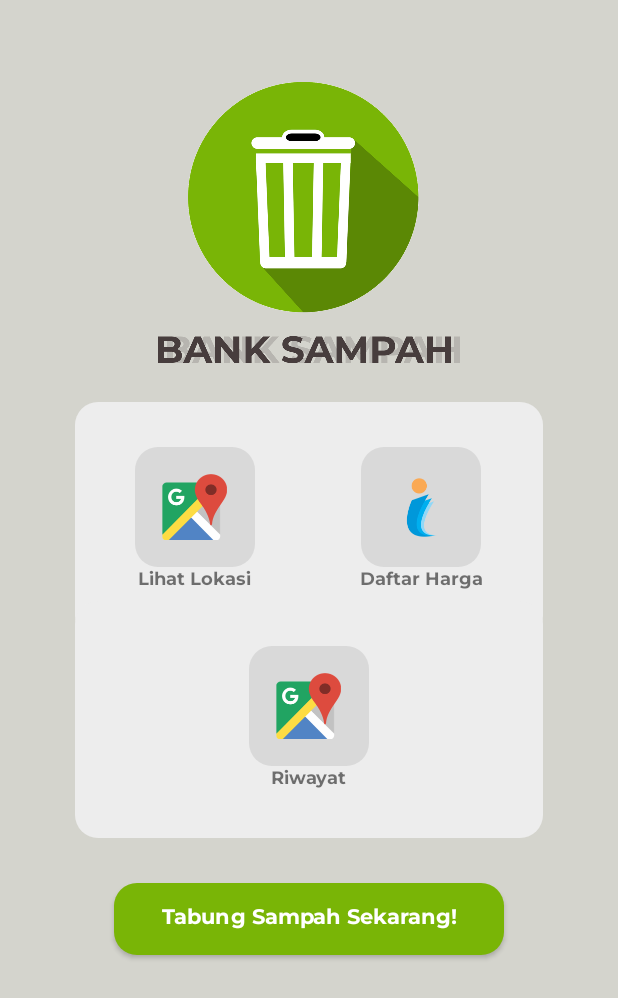
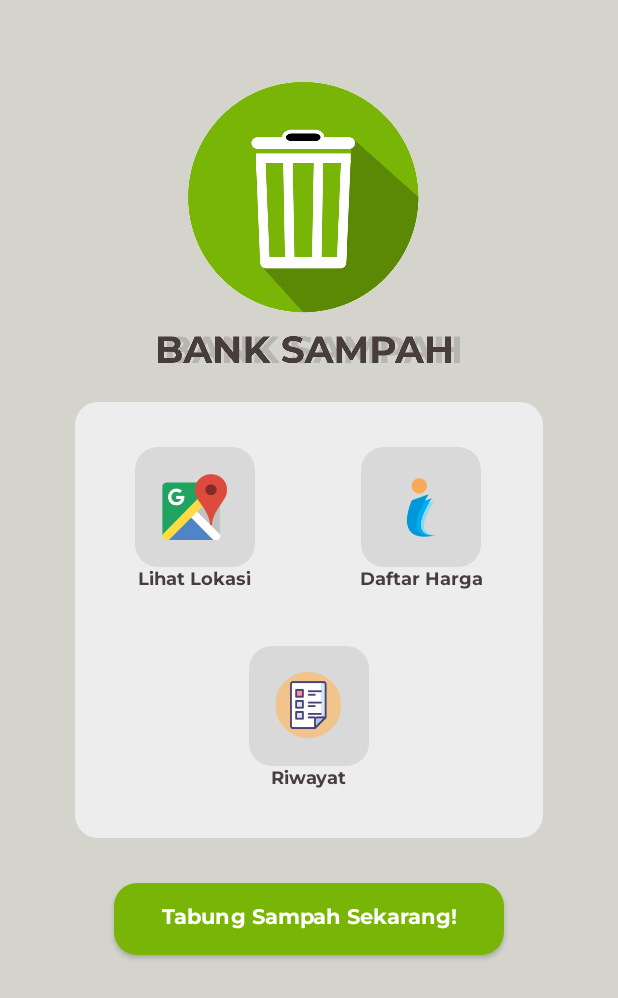
Before and after one commit to Nur-Ikhsan/BankSampah, an Android app: the MainActivity screen opened directly, with no data from a screen before it, on a phone screen of 412 x 824 dp. Shown: the top 998 px of the screen. Run offline under Robolectric (Android 15) with nearby library versions, the phone set to English and light mode, and no system bars.

Commit message:
Add Icon Riwayat

```diff
--- a/app/src/main/res/layout/activity_main.xml
+++ b/app/src/main/res/layout/activity_main.xml
@@ -142,7 +142,7 @@
                     android:layout_height="wrap_content"
                     android:layout_centerInParent="true"
                     android:contentDescription="Riwayat"
-                    android:src="@mipmap/gmaps_logo" />
+                    android:src="@mipmap/riwayat" />
             </RelativeLayout>
 
             <TextView
--- a/app/src/main/res/values/themes.xml
+++ b/app/src/main/res/values/themes.xml
@@ -13,5 +13,6 @@
         <item name="android:statusBarColor">?attr/colorPrimaryVariant</item>
         <!-- Customize your theme here. -->
         <item name="android:fontFamily">@font/montserrat_medium</item>
+        <item name="android:textColor">@color/dark_brown</item>
     </style>
 </resources>
```
Also changed, not shown: app/src/main/res/mipmap-hdpi/riwayat.png (added), app/src/main/res/mipmap-mdpi/riwayat.png (added), app/src/main/res/mipmap-xhdpi/riwayat.png (added), app/src/main/res/mipmap-xxhdpi/riwayat.png (added), app/src/main/res/mipmap-xxxhdpi/riwayat.png (added).
